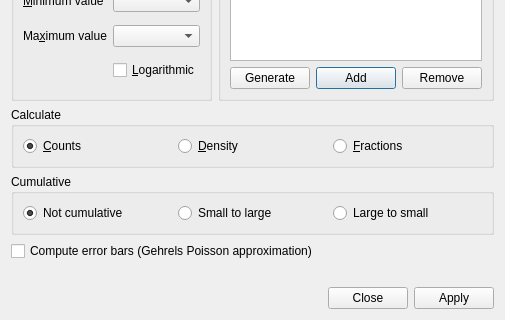
veusz/veusz, file dialogs/histodata.ui: the form before one commit; both pictures show x 0 to 505 and y 238 to 558 of the 505 by 558 pixel window.
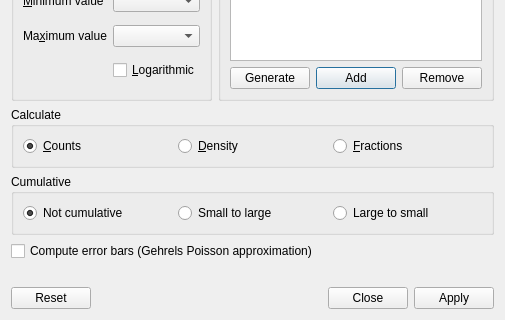
The form after the commit. Custom widgets are drawn as their Qt base class.

Commit message: Add reset button to histogram dialog

Diff of the .ui file:
```diff
--- a/dialogs/histodata.ui
+++ b/dialogs/histodata.ui
@@ -281,7 +281,7 @@
       <enum>Qt::Horizontal</enum>
      </property>
      <property name="standardButtons">
-      <set>QDialogButtonBox::Apply|QDialogButtonBox::Close</set>
+      <set>QDialogButtonBox::Apply|QDialogButtonBox::Close|QDialogButtonBox::Reset</set>
      </property>
     </widget>
    </item>
```
The commit also changes 1 other file.
